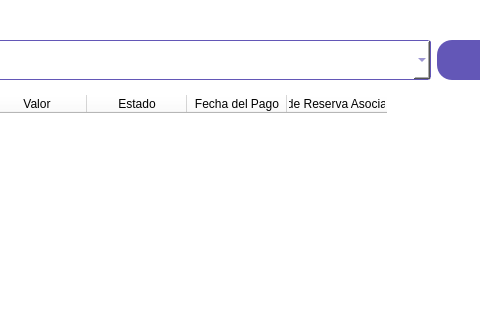
Before: the Qt Designer form GUI/Resources/UI/ReportePagos.ui in difer19/Gestor-de-Hangares, drawn with Qt 5; both pictures show x 124 to 604 and y 0 to 320 of the 1115 by 641 pixel window.
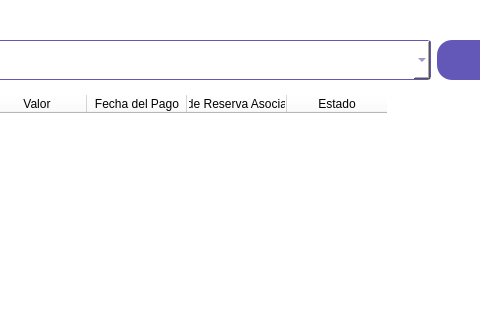
After: the same form once the commit is applied.

Patch:
```diff
--- a/GUI/Resources/UI/ReportePagos.ui
+++ b/GUI/Resources/UI/ReportePagos.ui
@@ -141,11 +141,6 @@
        <string>Valor</string>
       </property>
      </column>
-     <column>
-      <property name="text">
-       <string>Estado</string>
-      </property>
-     </column>
      <column>
       <property name="text">
        <string>Fecha del Pago</string>
@@ -156,6 +151,11 @@
        <string>Id de Reserva Asociada</string>
       </property>
      </column>
+     <column>
+      <property name="text">
+       <string>Estado</string>
+      </property>
+     </column>
     </widget>
    </item>
   </layout>
```
